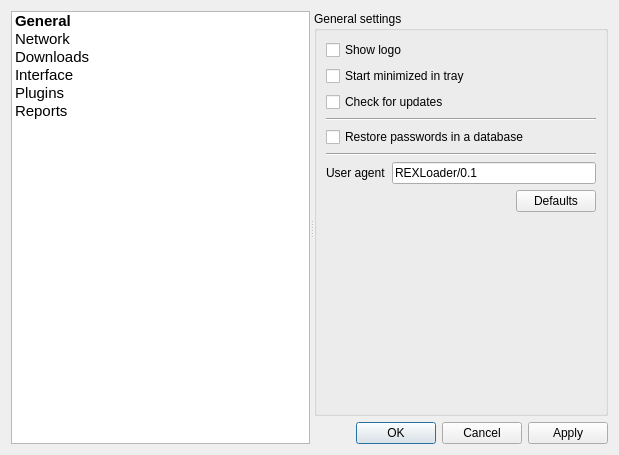
Before: the Qt Designer form REXLoader/settingsdialog.ui in RA9OAJ/rexloader, drawn with Qt 5.
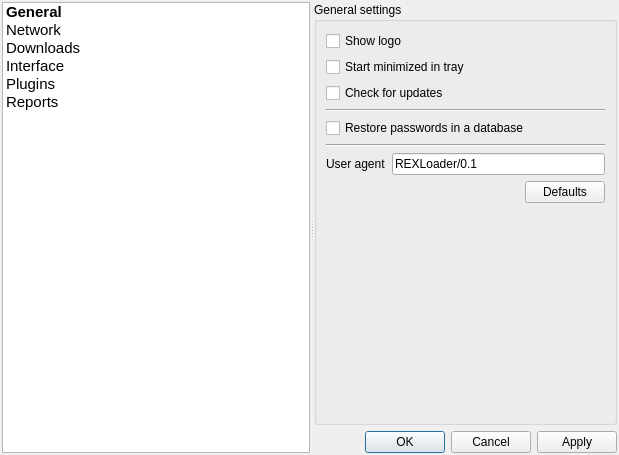
After: the same form once the commit is applied.

Commit message: Промежуточная фиксация

What changed in the file:
```diff
--- a/REXLoader/settingsdialog.ui
+++ b/REXLoader/settingsdialog.ui
@@ -14,6 +14,9 @@
    <string>Dialog</string>
   </property>
   <layout class="QVBoxLayout" name="verticalLayout_2">
+   <property name="margin">
+    <number>2</number>
+   </property>
    <item>
     <widget class="QSplitter" name="splitter">
      <property name="orientation">
@@ -101,7 +104,7 @@
        </property>
       </item>
      </widget>
-     <widget class="QWidget" name="">
+     <widget class="QWidget" name="layoutWidget">
       <layout class="QVBoxLayout" name="verticalLayout">
        <item>
         <widget class="QGroupBox" name="groupBox">
```
Left out of the diff: 2 changed lines with no effect on the pictures. The commit also changes 2 other files.
